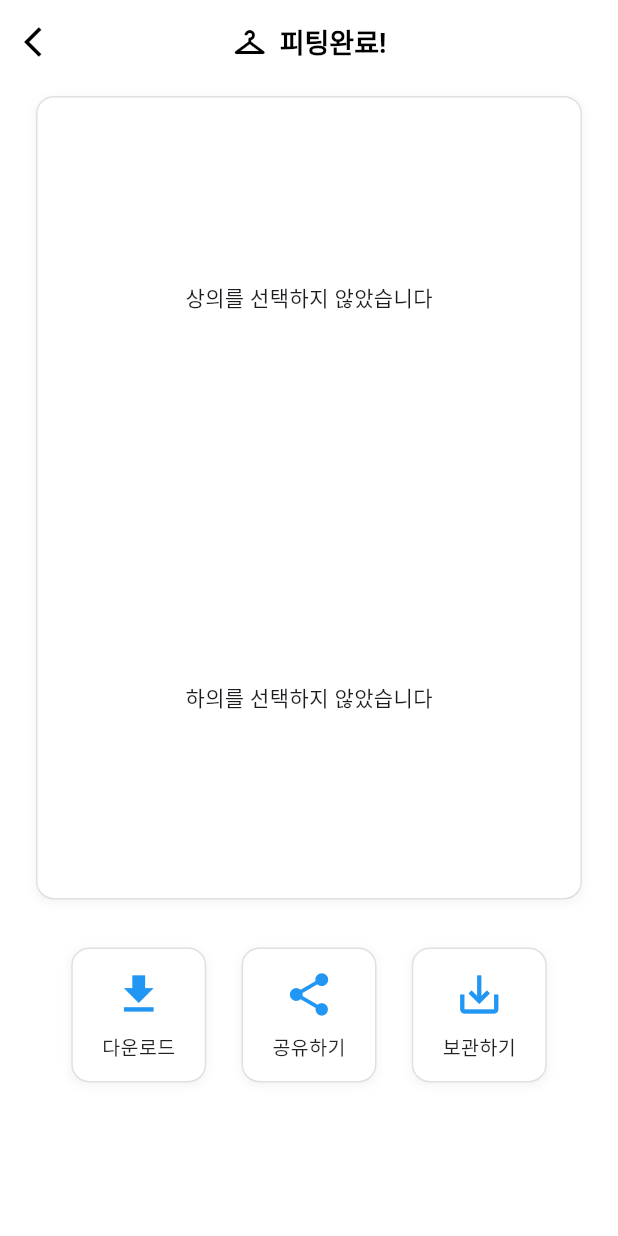
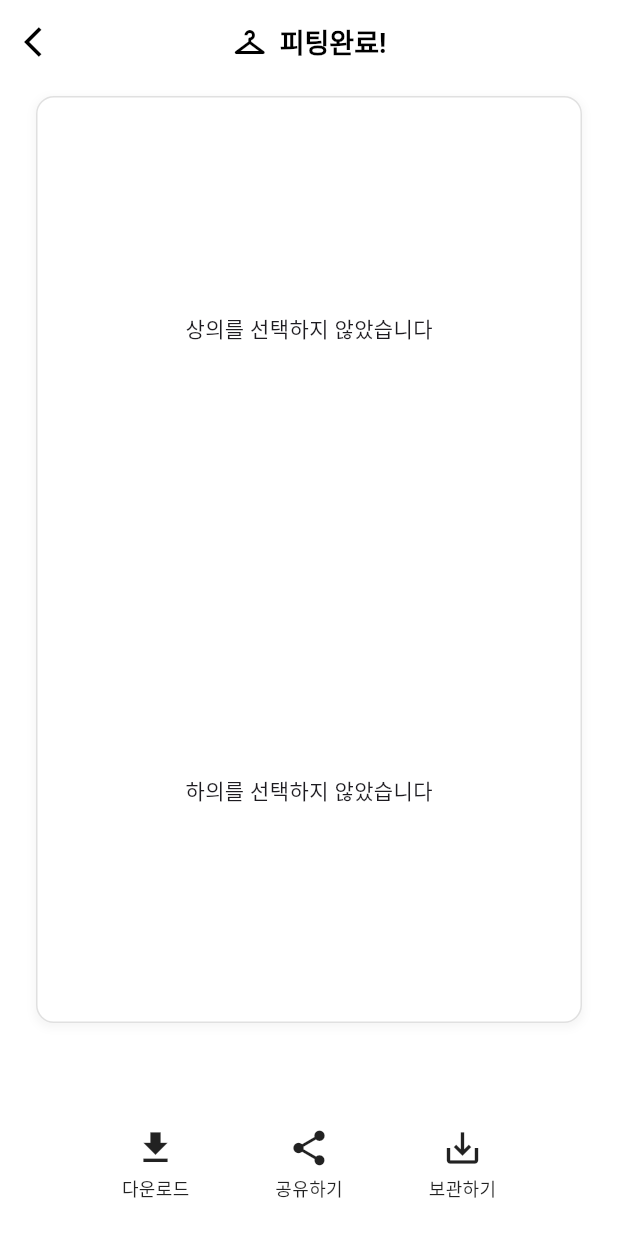
Before and after one commit to jinseok2101/iDress, a Flutter app: the FittingResultPage screen opened directly, on a phone screen of 412 x 824 dp. Run offline on Flutter 3.47's test engine with Material 3 defaults, Android fonts, the phone set to English and light mode, and no system bars; our stand-ins replace firebase_auth, firebase_core, firebase_database, firebase_messaging, firebase_storage, flutter_riverpod and 4 more; missing offline and left inert: kakao_flutter_sdk_user; accounts and stored records are empty.

Commit message:
피팅룸 ui

```diff
--- a/lib/screens/fitting_room/fittingroom/fitting_result_page.dart
+++ b/lib/screens/fitting_room/fittingroom/fitting_result_page.dart
@@ -45,8 +45,8 @@ class FittingResultPage extends StatelessWidget {
         children: [
           // 메인 이미지 영역
           Container(
-            height: MediaQuery.of(context).size.height * 0.65,
-            margin: const EdgeInsets.fromLTRB(24, 8, 24, 32),
+            height: MediaQuery.of(context).size.height * 0.75,  // 높이 증가
+            margin: const EdgeInsets.fromLTRB(24, 8, 24, 16),  // 하단 마진 감소
             decoration: BoxDecoration(
               color: Colors.white,
               borderRadius: BorderRadius.circular(12),
@@ -60,12 +60,12 @@ class FittingResultPage extends StatelessWidget {
                 ),
               ],
             ),
-            child: isOnepiece  // 한벌옷인 경우와 상하의인 경우를 구분
+            child: isOnepiece
                 ? Image.file(
-              topImageFile,  // 한벌옷인 경우 topImageFile만 사용
+              topImageFile,
               fit: BoxFit.contain,
             )
-                : Column(  // 상하의인 경우 둘 다 표시
+                : Column(
               children: [
                 Expanded(
                   child: topImageFile.path.isEmpty
@@ -87,9 +87,12 @@ class FittingResultPage extends StatelessWidget {
             ),
           ),
 
+          // Spacer 추가하여 버튼들을 아래로 밀기
+          Spacer(),
+
           // 하단 버튼들
           Padding(
-            padding: const EdgeInsets.symmetric(horizontal: 24),
+            padding: const EdgeInsets.only(bottom: 24, left: 24, right: 24),  // 하단 패딩 추가
             child: Row(
               mainAxisAlignment: MainAxisAlignment.spaceEvenly,
               children: [
@@ -129,43 +132,25 @@ class FittingResultPage extends StatelessWidget {
   }) {
     return InkWell(
       onTap: onTap,
-      borderRadius: BorderRadius.circular(12),
-      child: Container(
-        width: 90,
-        height: 90,
-        decoration: BoxDecoration(
-          color: Colors.white,
-          borderRadius: BorderRadius.circular(12),
-          border: Border.all(color: Colors.grey[300]!),
-          boxShadow: [
-            BoxShadow(
-              color: Colors.grey.withOpacity(0.1),
-              spreadRadius: 1,
-              blurRadius: 4,
-              offset: Offset(0, 2),
-            ),
-          ],
-        ),
       child: Column(
-          mainAxisAlignment: MainAxisAlignment.center,
+        mainAxisSize: MainAxisSize.min,
         children: [
           Icon(
             icon,
-              size: 34,
-              color: Colors.blue,
+            size: 28,  // 아이콘 크기 감소
+            color: Colors.black87,
           ),
-            const SizedBox(height: 8),
+          const SizedBox(height: 4),  // 간격 감소
           Text(
             label,
             style: TextStyle(
-                fontSize: 13,
+              fontSize: 12,  // 글자 크기 감소
               color: Colors.black87,
               fontWeight: FontWeight.w500,
             ),
           ),
         ],
       ),
-      ),
     );
   }
 }
```
Lines whose indentation alone changed are shown as unchanged.
